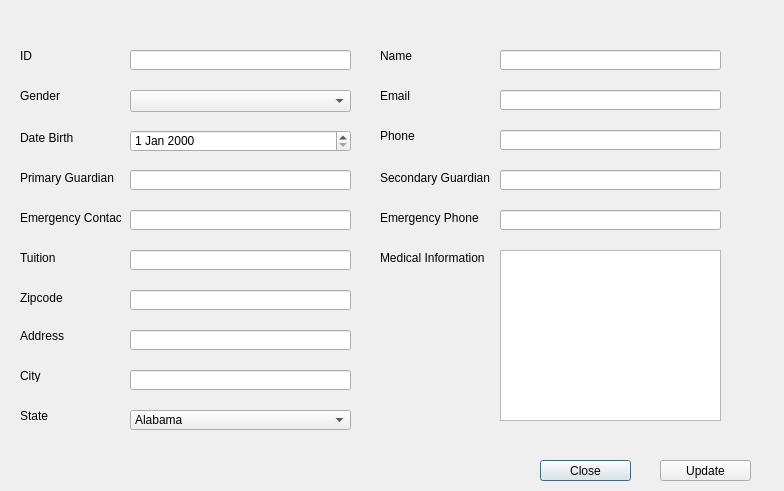
First picture: the form in together/Stuinfo.ui, repository SDSMT-CSC464-F15/dancesoft, before the edit.
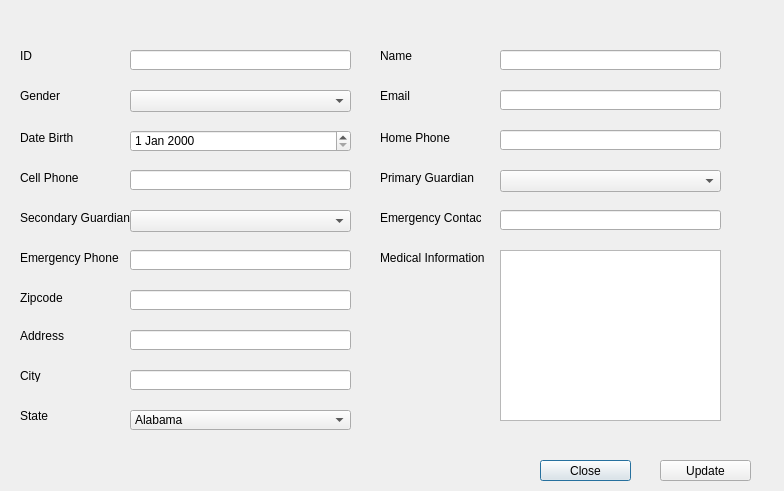
Second picture: the form after the edit.

Patch:
```diff
--- a/together/Stuinfo.ui
+++ b/together/Stuinfo.ui
@@ -55,7 +55,7 @@
   <widget class="QLabel" name="Pguradian_detail_label">
    <property name="geometry">
     <rect>
-     <x>20</x>
+     <x>380</x>
      <y>170</y>
      <width>101</width>
      <height>16</height>
@@ -68,7 +68,7 @@
   <widget class="QLabel" name="Econtact_detail_label">
    <property name="geometry">
     <rect>
-     <x>20</x>
+     <x>380</x>
      <y>210</y>
      <width>101</width>
      <height>16</height>
@@ -78,19 +78,6 @@
     <string>Emergency Contact</string>
    </property>
   </widget>
-  <widget class="QLabel" name="Tuition_detail_label">
-   <property name="geometry">
-    <rect>
-     <x>20</x>
-     <y>250</y>
-     <width>101</width>
-     <height>16</height>
-    </rect>
-   </property>
-   <property name="text">
-    <string>Tuition</string>
-   </property>
-  </widget>
   <widget class="QLabel" name="Address_detail_label">
    <property name="geometry">
     <rect>
@@ -135,19 +122,19 @@
     <rect>
      <x>380</x>
      <y>130</y>
-     <width>54</width>
-     <height>12</height>
+     <width>71</width>
+     <height>16</height>
     </rect>
    </property>
    <property name="text">
-    <string>Phone</string>
+    <string>Home Phone</string>
    </property>
   </widget>
   <widget class="QLabel" name="Sguardian_detail_label">
    <property name="geometry">
     <rect>
-     <x>380</x>
-     <y>170</y>
+     <x>20</x>
+     <y>210</y>
      <width>111</width>
      <height>16</height>
     </rect>
@@ -159,8 +146,8 @@
   <widget class="QLabel" name="Ephone_detail_label">
    <property name="geometry">
     <rect>
-     <x>380</x>
-     <y>210</y>
+     <x>20</x>
+     <y>250</y>
      <width>111</width>
      <height>16</height>
     </rect>
@@ -179,36 +166,16 @@
     </rect>
    </property>
   </widget>
-  <widget class="QLineEdit" name="Pguradian_detail_lineEdit">
-   <property name="geometry">
-    <rect>
-     <x>130</x>
-     <y>170</y>
-     <width>221</width>
-     <height>20</height>
-    </rect>
-   </property>
-  </widget>
   <widget class="QLineEdit" name="Econtact_detail_lineEdit">
    <property name="geometry">
     <rect>
-     <x>130</x>
+     <x>500</x>
      <y>210</y>
      <width>221</width>
      <height>20</height>
     </rect>
    </property>
   </widget>
-  <widget class="QLineEdit" name="Tuition_detail_lineEdit">
-   <property name="geometry">
-    <rect>
-     <x>130</x>
-     <y>250</y>
-     <width>221</width>
-     <height>20</height>
-    </rect>
-   </property>
-  </widget>
   <widget class="QLineEdit" name="Phone_detail_lineEdit">
    <property name="geometry">
     <rect>
@@ -229,21 +196,11 @@
     </rect>
    </property>
   </widget>
-  <widget class="QLineEdit" name="Sguardian_detail_lineEdit">
-   <property name="geometry">
-    <rect>
-     <x>500</x>
-     <y>170</y>
-     <width>221</width>
-     <height>20</height>
-    </rect>
-   </property>
-  </widget>
   <widget class="QLineEdit" name="Ephone_detail_lineEdit">
    <property name="geometry">
     <rect>
-     <x>500</x>
-     <y>210</y>
+     <x>130</x>
+     <y>250</y>
      <width>221</width>
      <height>20</height>
     </rect>
@@ -657,6 +614,49 @@
     <string>Zipcode</string>
    </property>
   </widget>
+  <widget class="QLabel" name="Cphone_detail_label">
+   <property name="geometry">
+    <rect>
+     <x>20</x>
+     <y>170</y>
+     <width>81</width>
+     <height>16</height>
+    </rect>
+   </property>
+   <property name="text">
+    <string>Cell Phone</string>
+   </property>
+  </widget>
+  <widget class="QLineEdit" name="Cphone_detail_lineEdit">
+   <property name="geometry">
+    <rect>
+     <x>130</x>
+     <y>170</y>
+     <width>221</width>
+     <height>20</height>
+    </rect>
+   </property>
+  </widget>
+  <widget class="QComboBox" name="Sguardian_detail_comboBox">
+   <property name="geometry">
+    <rect>
+     <x>130</x>
+     <y>210</y>
+     <width>221</width>
+     <height>22</height>
+    </rect>
+   </property>
+  </widget>
+  <widget class="QComboBox" name="Pguradian_detail_comboBox">
+   <property name="geometry">
+    <rect>
+     <x>500</x>
+     <y>170</y>
+     <width>221</width>
+     <height>22</height>
+    </rect>
+   </property>
+  </widget>
  </widget>
  <resources/>
  <connections/>
```
